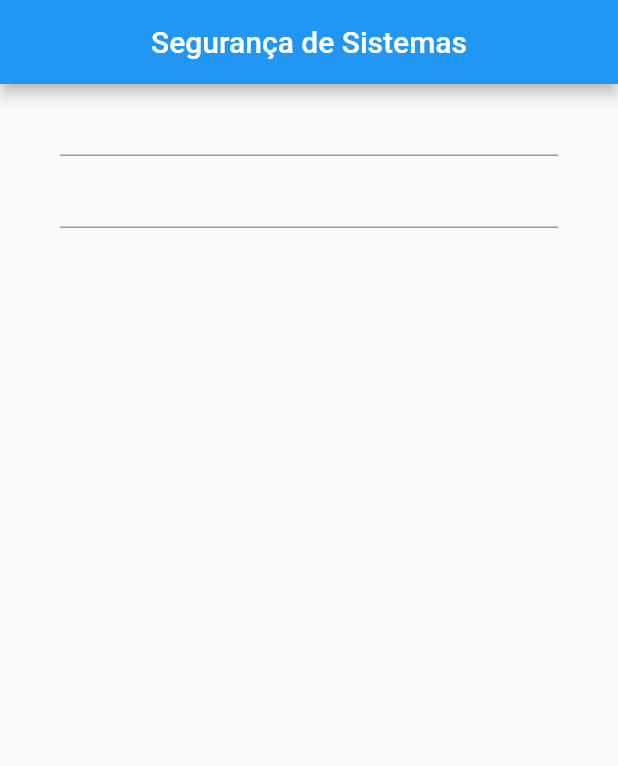
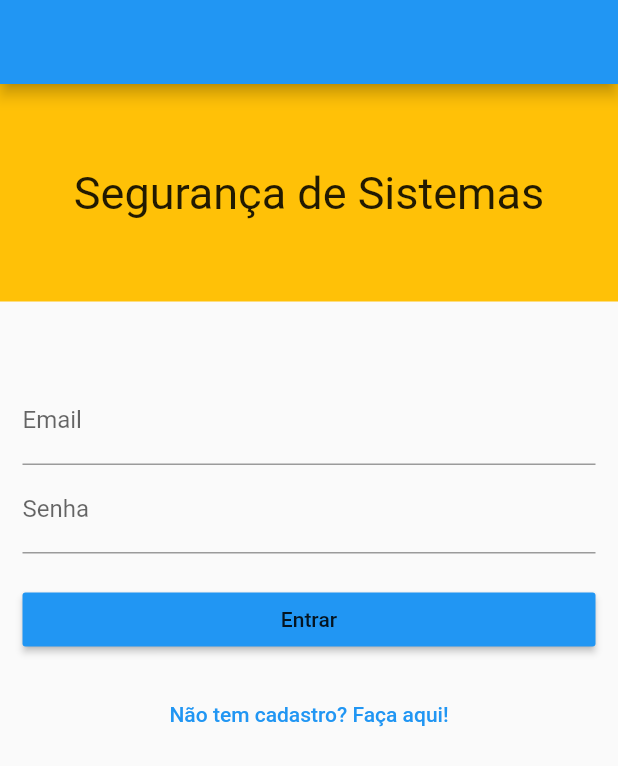
Before and after one commit to fernandaferrari/trabalho_auth, a Flutter app: the screen it shows after launch, on a phone screen of 412 x 824 dp. Shown: the top 766 px of the screen. Run offline on Flutter 3.47's test engine with Material 2 defaults, Android fonts, the phone set to English and light mode, and no system bars; our stand-ins replace email_validator, flutter_modular, google_fonts, mobx, sqflite; accounts and stored records are empty; generated files the repository leaves out were written again.

Commit message:
implementacao form cadastro.

```diff
--- a/lib/app/auth/auth_module.dart
+++ b/lib/app/auth/auth_module.dart
@@ -1,4 +1,6 @@
+import 'package:auth/app/auth/auth_controller.dart';
 import 'package:auth/app/auth/auth_page.dart';
+import 'package:auth/app/auth/cadastro/cadastro_auth.dart';
 import 'package:auth/app/repository/auth_repository.dart';
 import 'package:flutter_modular/flutter_modular.dart';
 
@@ -6,10 +8,12 @@ class AuthModule extends Module {
   @override
   List<Bind> get binds => [
         Bind((i) => AuthRepository()),
+        Bind((i) => AuthController(i.get<AuthRepository>())),
       ];
 
   @override
   List<ModularRoute> get routes => [
         ChildRoute(Modular.initialRoute, child: (_, args) => AuthPage()),
+        ChildRoute('/cadastro', child: (_, args) => CadastroAuth()),
       ];
 }
--- a/lib/app/auth/auth_page.dart
+++ b/lib/app/auth/auth_page.dart
@@ -1,31 +1,76 @@
+import 'package:auth/app/auth/auth_controller.dart';
 import 'package:flutter/material.dart';
+import 'package:flutter_modular/flutter_modular.dart';
+import 'package:google_fonts/google_fonts.dart';
 
 class AuthPage extends StatefulWidget {
-  const AuthPage({ Key? key }) : super(key: key);
+  const AuthPage({Key? key}) : super(key: key);
 
   @override
   _AuthPageState createState() => _AuthPageState();
 }
 
-class _AuthPageState extends State<AuthPage> {
+class _AuthPageState extends ModularState<AuthPage, AuthController> {
   @override
   Widget build(BuildContext context) {
     return Scaffold(
-      appBar: AppBar(title: Center(child: Text('Segurança de Sistemas'))),
-      body: Padding(
-        padding: const EdgeInsets.symmetric(horizontal: 40),
-        child: Container(child:
-          Column(
-            children: [
-              TextFormField(
-
+      appBar: AppBar(),
+      body: SingleChildScrollView(
+        child: Column(
+          children: <Widget>[
+            Container(
+              color: Colors.amber,
+              height: 145,
+              alignment: Alignment.center,
+              child: Column(
+                mainAxisSize: MainAxisSize.min,
+                children: [
+                  Text("Segurança de Sistemas",
+                      style: GoogleFonts.chelseaMarket(fontSize: 30))
+                ],
               ),
-              TextFormField(
-                obscureText: true,
+            ),
+            SizedBox(
+              height: 35,
+            ),
+            Padding(
+              padding: const EdgeInsets.all(15),
+              child: Column(
+                children: [
+                  TextFormField(
+                    //controller: controller.emailController,
+                    decoration: InputDecoration(
+                      labelText: "Email",
+                    ),
+                  ),
+                  TextFormField(
+                    obscureText: true,
+                    //controller: ,
+                    decoration: InputDecoration(
+                      labelText: "Senha",
+                    ),
+                  ),
+                  SizedBox(
+                    height: 20,
+                  ),
+                  Container(
+                    width: double.infinity,
+                    child: RaisedButton(
+                      color: Theme.of(context).primaryColor,
+                      onPressed: () {},
+                      child: Text("Entrar"),
+                    ),
+                  )
+                ],
               ),
-            ],
-          )
-        ,),
+            ),
+            TextButton(
+                onPressed: () {
+                  Modular.to.pushNamed('./cadastro');
+                },
+                child: Text('Não tem cadastro? Faça aqui!'))
+          ],
+        ),
       ),
     );
   }
--- a/lib/app/database/connection.dart
+++ b/lib/app/database/connection.dart
@@ -33,5 +33,6 @@ String get auth => '''
     name TEXT,
     email TEXT,
     password TEXT,
+    confirm_password TEXT
   );
   ''';
--- a/pubspec.yaml
+++ b/pubspec.yaml
@@ -35,10 +35,15 @@ dependencies:
   # Use with the CupertinoIcons class for iOS style icons.
   cupertino_icons: ^1.0.2
   sqflite:
+  google_fonts: ^2.1.0
+  mobx: ^2.0.5
+  mobx_codegen: ^2.0.4
+  email_validator: ^2.0.1
 
 dev_dependencies:
   flutter_test:
     sdk: flutter
+  build_runner:
 
   # The "flutter_lints" package below contains a set of recommended lints to
   # encourage good coding practices. The lint set provided by the package is
```
Also changed, not shown: lib/app/auth/auth_controller.dart (added, +21 -0 lines), lib/app/auth/cadastro/cadastro_auth.dart (added, +188 -0 lines), lib/app/auth/cadastro/components/custom_form.dart (added, +54 -0 lines), lib/app/auth/model/auth_model.dart (+8 -6 lines), lib/app/repository/auth_repository.dart (+10 -5 lines), lib/app/auth/auth_controller.g.dart (added), pubspec.lock.
